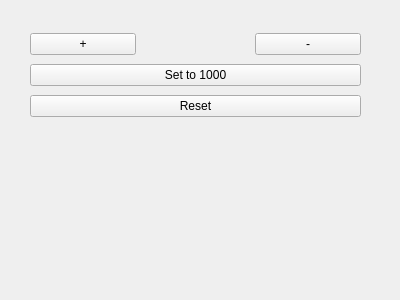
Above: examples/pushbutton/pushbutton.ui from slaclab/pydm before the change. Below: the same form after it.
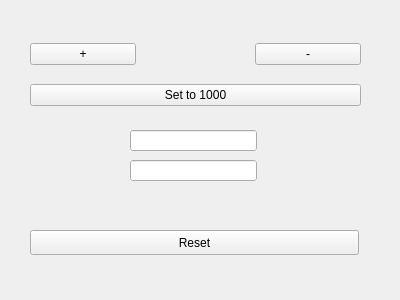
That is the form after the change. Custom widgets are drawn as their Qt base class.

Commit message: Added LineEdit to examples

What changed in the file:
```diff
--- a/examples/pushbutton/pushbutton.ui
+++ b/examples/pushbutton/pushbutton.ui
@@ -13,7 +13,7 @@
   <property name="windowTitle">
    <string>Form</string>
   </property>
-  <widget class="QWidget" name="">
+  <widget class="QWidget" name="layoutWidget">
    <property name="geometry">
     <rect>
      <x>30</x>
@@ -89,26 +89,73 @@
       <property name="pressValue" stdset="0">
        <string>1000.0</string>
       </property>
-      <property name="channel" stdset="0">
-       <string>ca://TST:PYQT:FLOAT</string>
-      </property>
-     </widget>
-    </item>
-    <item>
-     <widget class="PyDMPushButton" name="pydmpushbutton_2">
-      <property name="text">
-       <string>Reset</string>
-      </property>
-      <property name="pressValue" stdset="0">
-       <string>0.0</string>
-      </property>
-      <property name="channel" stdset="0">
-       <string>ca://TST:PYQT:FLOAT</string>
-      </property>
      </widget>
     </item>
    </layout>
   </widget>
+  <widget class="PyDMLineEdit" name="pydmLineEdit">
+   <property name="geometry">
+    <rect>
+     <x>130</x>
+     <y>130</y>
+     <width>127</width>
+     <height>21</height>
+    </rect>
+   </property>
+   <property name="toolTip">
+    <string/>
+   </property>
+   <property name="whatsThis">
+    <string/>
+   </property>
+   <property name="autoFillBackground">
+    <bool>true</bool>
+   </property>
+   <property name="channel" stdset="0">
+    <string>ca://TST:PYQT:STRING</string>
+   </property>
+  </widget>
+  <widget class="PyDMLineEdit" name="pydmLineEdit_2">
+   <property name="geometry">
+    <rect>
+     <x>130</x>
+     <y>160</y>
+     <width>127</width>
+     <height>21</height>
+    </rect>
+   </property>
+   <property name="toolTip">
+    <string/>
+   </property>
+   <property name="whatsThis">
+    <string/>
+   </property>
+   <property name="autoFillBackground">
+    <bool>true</bool>
+   </property>
+   <property name="channel" stdset="0">
+    <string>ca://TST:PYQT:FLOAT</string>
+   </property>
+  </widget>
+  <widget class="PyDMPushButton" name="pydmpushbutton_2">
+   <property name="geometry">
+    <rect>
+     <x>30</x>
+     <y>230</y>
+     <width>329</width>
+     <height>25</height>
+    </rect>
+   </property>
+   <property name="text">
+    <string>Reset</string>
+   </property>
+   <property name="channel" stdset="0">
+    <string>ca://TST:PYQT:FLOAT</string>
+   </property>
+   <property name="pressValue" stdset="0">
+    <string>0.0</string>
+   </property>
+  </widget>
  </widget>
  <customwidgets>
   <customwidget>
@@ -116,6 +163,11 @@
    <extends>QLabel</extends>
    <header>label</header>
   </customwidget>
+  <customwidget>
+   <class>PyDMLineEdit</class>
+   <extends>QLineEdit</extends>
+   <header>line_edit</header>
+  </customwidget>
   <customwidget>
    <class>PyDMPushButton</class>
    <extends>QPushButton</extends>
```
Left out of the diff: 19 changed lines with no effect on the pictures.
